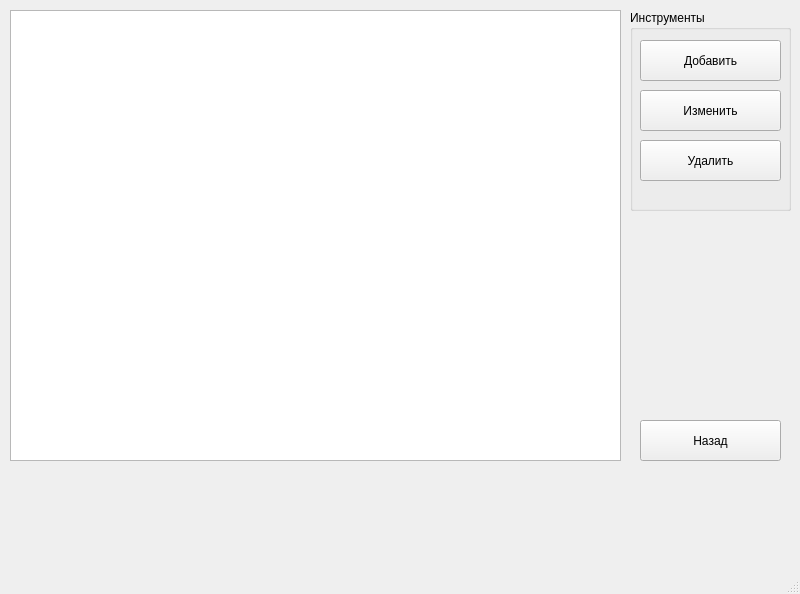
Before: the Qt Designer form app/forms/ui/DataManagingUi.ui in wave-or-corpuscula/LaborProtectionMonitoring, drawn with Qt 5.
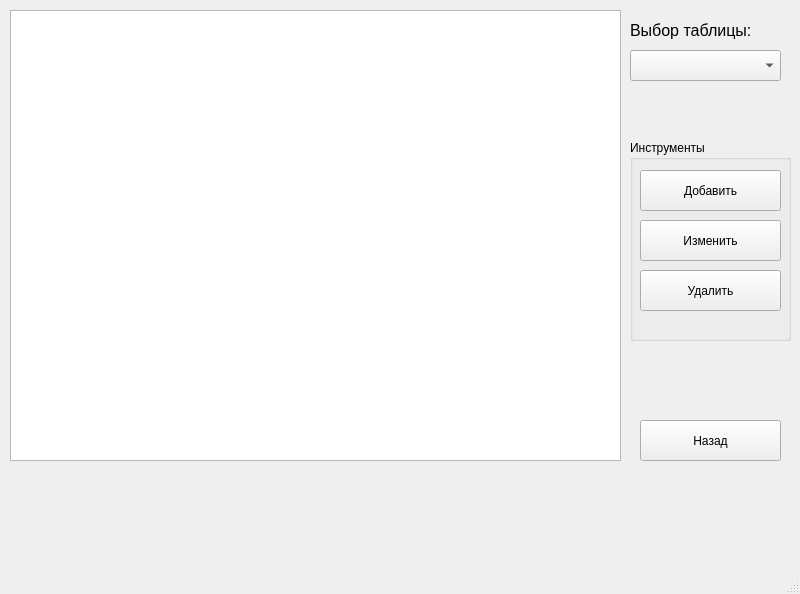
After: the same form once the commit is applied.

```diff
--- a/app/forms/ui/DataManagingUi.ui
+++ b/app/forms/ui/DataManagingUi.ui
@@ -28,7 +28,7 @@
     <property name="geometry">
      <rect>
       <x>630</x>
-      <y>10</y>
+      <y>140</y>
       <width>161</width>
       <height>201</height>
      </rect>
@@ -100,6 +100,39 @@
     </property>
     <layout class="QHBoxLayout" name="horizontalLayout"/>
    </widget>
+   <widget class="QLabel" name="label">
+    <property name="geometry">
+     <rect>
+      <x>630</x>
+      <y>20</y>
+      <width>151</width>
+      <height>21</height>
+     </rect>
+    </property>
+    <property name="font">
+     <font>
+      <pointsize>12</pointsize>
+     </font>
+    </property>
+    <property name="text">
+     <string>Выбор таблицы:</string>
+    </property>
+   </widget>
+   <widget class="QComboBox" name="currentTable_cb">
+    <property name="geometry">
+     <rect>
+      <x>630</x>
+      <y>50</y>
+      <width>151</width>
+      <height>31</height>
+     </rect>
+    </property>
+    <property name="font">
+     <font>
+      <pointsize>12</pointsize>
+     </font>
+    </property>
+   </widget>
   </widget>
   <widget class="QMenuBar" name="menubar">
    <property name="geometry">
```
